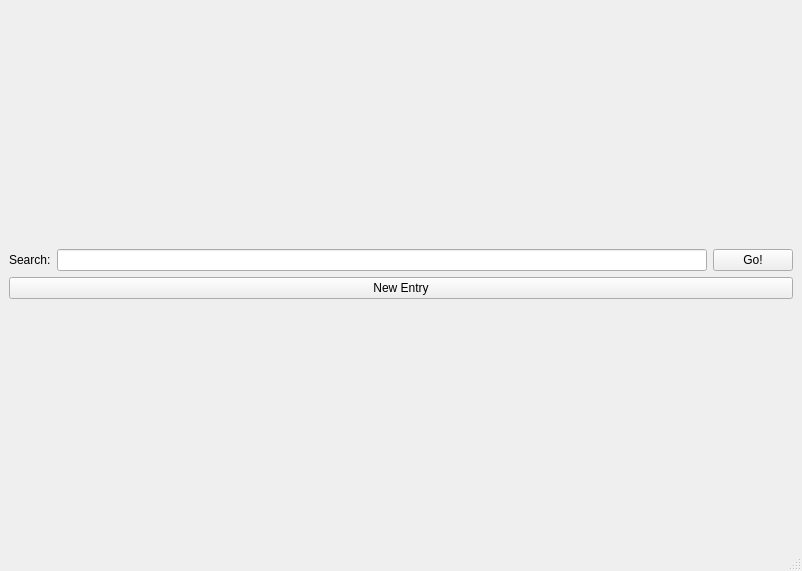
First picture: the form in mainwindow.ui, repository ChrisPenner/scratch, before the edit.
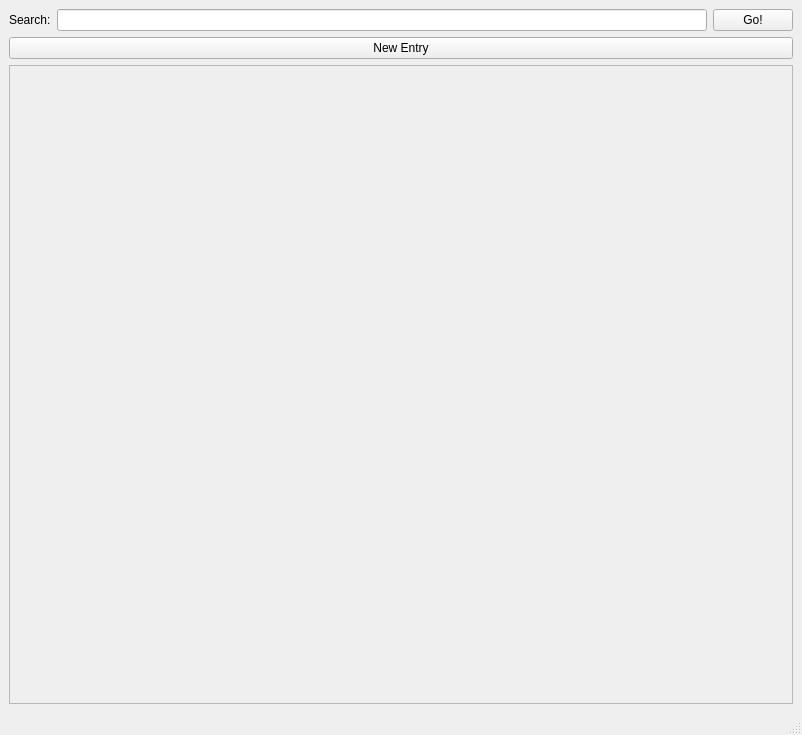
Second picture: the form after the edit.

Commit message: Adds ScrollView for Entries, Dynamically adds/removes columns

```diff
--- a/mainwindow.ui
+++ b/mainwindow.ui
@@ -7,7 +7,7 @@
     <x>0</x>
     <y>0</y>
     <width>802</width>
-    <height>571</height>
+    <height>735</height>
    </rect>
   </property>
   <property name="windowTitle">
@@ -52,7 +52,26 @@
      </layout>
     </item>
     <item>
-     <layout class="QGridLayout" name="entryGrid"/>
+     <widget class="QScrollArea" name="entryScroll">
+      <property name="widgetResizable">
+       <bool>true</bool>
+      </property>
+      <widget class="QWidget" name="scrollAreaWidgetContents">
+       <property name="geometry">
+        <rect>
+         <x>0</x>
+         <y>0</y>
+         <width>782</width>
+         <height>596</height>
+        </rect>
+       </property>
+       <layout class="QVBoxLayout" name="verticalLayout_2">
+        <item>
+         <widget class="QWidget" name="entryView" native="true"/>
+        </item>
+       </layout>
+      </widget>
+     </widget>
     </item>
    </layout>
   </widget>
```
The commit also changes 2 other files.
